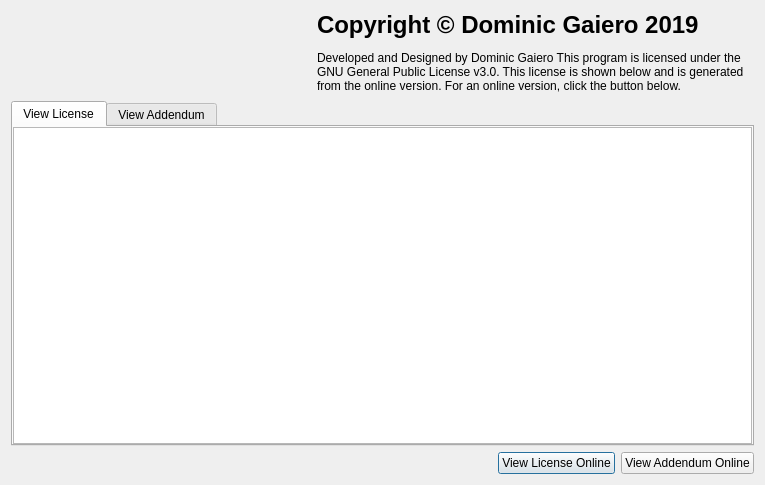
Before: the Qt Designer form layouts/license.ui in dgaiero/SubVid, drawn with Qt 5.
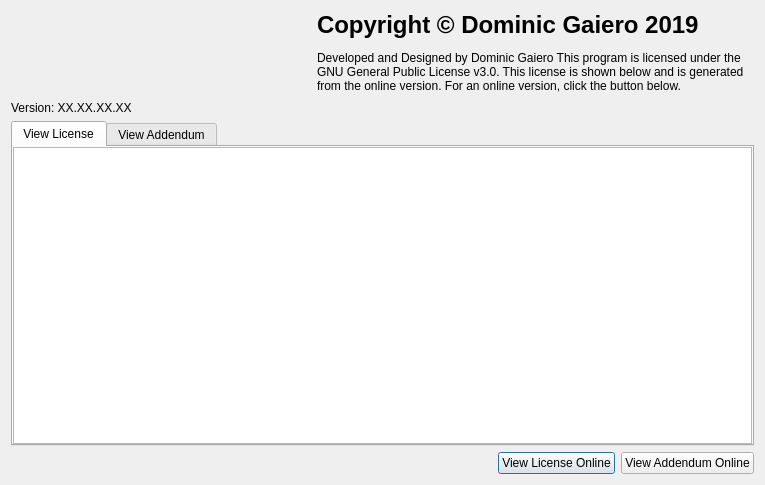
After: the same form once the commit is applied. Icons and pictures are not drawn.

What changed in the file:
```diff
--- a/layouts/license.ui
+++ b/layouts/license.ui
@@ -94,6 +94,13 @@
        </item>
       </layout>
      </item>
+     <item>
+      <widget class="QLabel" name="versionText">
+       <property name="text">
+        <string>Version: XX.XX.XX.XX</string>
+       </property>
+      </widget>
+     </item>
      <item>
       <widget class="QTabWidget" name="tabWidget">
        <property name="tabPosition">
@@ -151,7 +158,7 @@
             <string>&lt;!DOCTYPE HTML PUBLIC &quot;-//W3C//DTD HTML 4.0//EN&quot; &quot;http://www.w3.org/TR/REC-html40/strict.dtd&quot;&gt;
 &lt;html&gt;&lt;head&gt;&lt;meta name=&quot;qrichtext&quot; content=&quot;1&quot; /&gt;&lt;style type=&quot;text/css&quot;&gt;
 p, li { white-space: pre-wrap; }
-&lt;/style&gt;&lt;/head&gt;&lt;body style=&quot; font-family:'Courier New'; font-size:8.1pt; font-weight:400; font-style:normal;&quot;&gt;
+&lt;/style&gt;&lt;/head&gt;&lt;body style=&quot; font-family:'Courier New'; font-size:8pt; font-weight:400; font-style:normal;&quot;&gt;
 &lt;p style=&quot;-qt-paragraph-type:empty; margin-top:0px; margin-bottom:12px; margin-left:0px; margin-right:0px; -qt-block-indent:0; text-indent:0px; font-family:'Fira Code Medium'; font-size:10pt;&quot;&gt;&lt;br /&gt;&lt;/p&gt;&lt;/body&gt;&lt;/html&gt;</string>
            </property>
           </widget>
```
